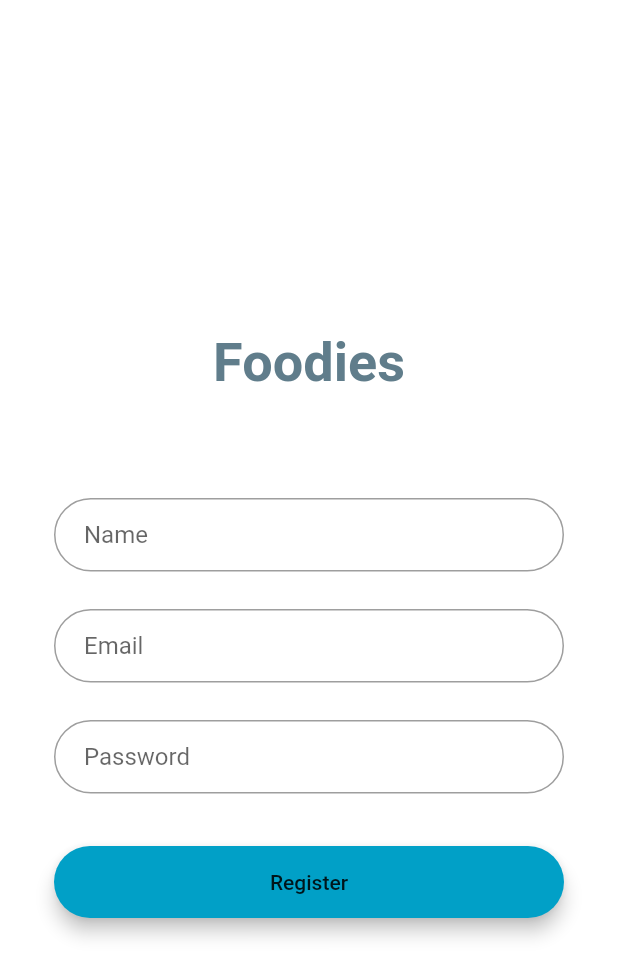
After one commit to maryfan1106/Foodies, a Flutter app: the RegisterScreen screen opened by its route, after a tap on "Register", on a phone screen of 412 x 824 dp. The commit adds this screen. Shown: the top 977 px of the screen. Run offline on Flutter 3.47's test engine with Material 2 defaults, Android fonts, the phone set to English and light mode, and no system bars; our stand-ins replace shared_preferences; accounts and stored records are empty; network calls fail.

Commit message:
connected register page

```diff
--- a/foodies_app/lib/main.dart
+++ b/foodies_app/lib/main.dart
@@ -1,5 +1,6 @@
 import 'package:flutter/material.dart';
 import 'package:foodiesapp/pages/login_screen.dart';
+import 'package:foodiesapp/pages/register_screen.dart';
 
 void main() => runApp(MyApp());
 
@@ -15,6 +16,7 @@ class MyApp extends StatelessWidget {
       ),
       initialRoute: '/login',
       routes: {
+        '/register': (context) => RegisterScreen(),
         '/login': (context) => LoginScreen(),
       },
     );
--- /dev/null
+++ b/foodies_app/lib/pages/register_screen.dart
@@ -0,0 +1,142 @@
+import 'dart:convert';
+
+import 'package:flutter/material.dart';
+import 'package:http/http.dart' as http;
+import 'package:shared_preferences/shared_preferences.dart';
+
+class RegisterScreen extends StatefulWidget {
+  @override
+  _RegisterScreenState createState() => _RegisterScreenState();
+}
+
+class _RegisterScreenState extends State<RegisterScreen> {
+  @override
+  Widget build(BuildContext context) {
+    signUp(String name, email, password) async {
+      SharedPreferences sharedPreferences =
+          await SharedPreferences.getInstance();
+      Map<String, String> data = {
+        'name': name,
+        'email': email,
+        'password': password
+      };
+      var jsonResponse;
+      var response = await http.post(
+          "https://the-last-resort.herokuapp.com/users/login",
+          body: jsonEncode(data),
+          headers: {
+            "Accept": "application/json",
+            "Content-Type": "application/json",
+          });
+      if (response.statusCode == 201) {
+        jsonResponse = jsonDecode(response.body);
+        if (jsonResponse != null) {
+          sharedPreferences.setString("token", jsonResponse['token']);
+          print(response.body);
+          //Navigator.of(context).pushAndRemoveUntil(
+          //  MaterialPageRoute(builder: (BuildContext context) => MainPage()),
+          //  (Route<dynamic> route) => false,
+          //);
+        }
+      } else {
+        print(response.body);
+      }
+    }
+
+    final TextEditingController nameController = TextEditingController();
+    final TextEditingController emailController = TextEditingController();
+    final TextEditingController passwordController = TextEditingController();
+
+    final nameField = TextField(
+      controller: nameController,
+      obscureText: false,
+      decoration: InputDecoration(
+        contentPadding: EdgeInsets.fromLTRB(20.0, 15.0, 20.0, 15.0),
+        hintText: "Name",
+        border: OutlineInputBorder(borderRadius: BorderRadius.circular(32.0)),
+      ),
+    );
+
+    final emailField = TextField(
+      controller: emailController,
+      obscureText: false,
+      decoration: InputDecoration(
+        contentPadding: EdgeInsets.fromLTRB(20.0, 15.0, 20.0, 15.0),
+        hintText: "Email",
+        border: OutlineInputBorder(borderRadius: BorderRadius.circular(32.0)),
+      ),
+    );
+
+    final passwordField = TextField(
+      controller: passwordController,
+      obscureText: true,
+      decoration: InputDecoration(
+        contentPadding: EdgeInsets.fromLTRB(20.0, 15.0, 20.0, 15.0),
+        hintText: "Password",
+        border: OutlineInputBorder(borderRadius: BorderRadius.circular(32.0)),
+      ),
+    );
+
+    final registerButton = Material(
+      elevation: 5.0,
+      borderRadius: BorderRadius.circular(30.0),
+      color: Color(0xff01A0C7),
+      child: MaterialButton(
+        minWidth: MediaQuery.of(context).size.width,
+        padding: EdgeInsets.fromLTRB(20.0, 15.0, 20.0, 15.0),
+        onPressed: () {
+          print(emailController.text);
+          print(passwordController.text);
+          signUp(
+            nameController.text,
+            emailController.text,
+            passwordController.text,
+          );
+        },
+        child: Text(
+          "Register",
+          textAlign: TextAlign.center,
+        ),
+      ),
+    );
+
+    return Scaffold(
+      body: Center(
+        child: Container(
+          color: Colors.white,
+          child: Padding(
+            padding: const EdgeInsets.all(36.0),
+            child: Column(
+              crossAxisAlignment: CrossAxisAlignment.center,
+              mainAxisAlignment: MainAxisAlignment.center,
+              children: <Widget>[
+                SizedBox(
+                  height: 90.0,
+                  child: Center(
+                    child: Text(
+                      'Foodies',
+                      style: TextStyle(
+                        color: Colors.blueGrey,
+                        fontSize: 36.0,
+                        fontWeight: FontWeight.bold,
+                      ),
+                    ),
+                  ),
+                ),
+                SizedBox(height: 45.0),
+                nameField,
+                SizedBox(height: 25.0),
+                emailField,
+                SizedBox(height: 25.0),
+                passwordField,
+                SizedBox(height: 35.0),
+                registerButton,
+                SizedBox(height: 15.0),
+              ],
+            ),
+          ),
+        ),
+      ),
+    );
+  }
+}
```
